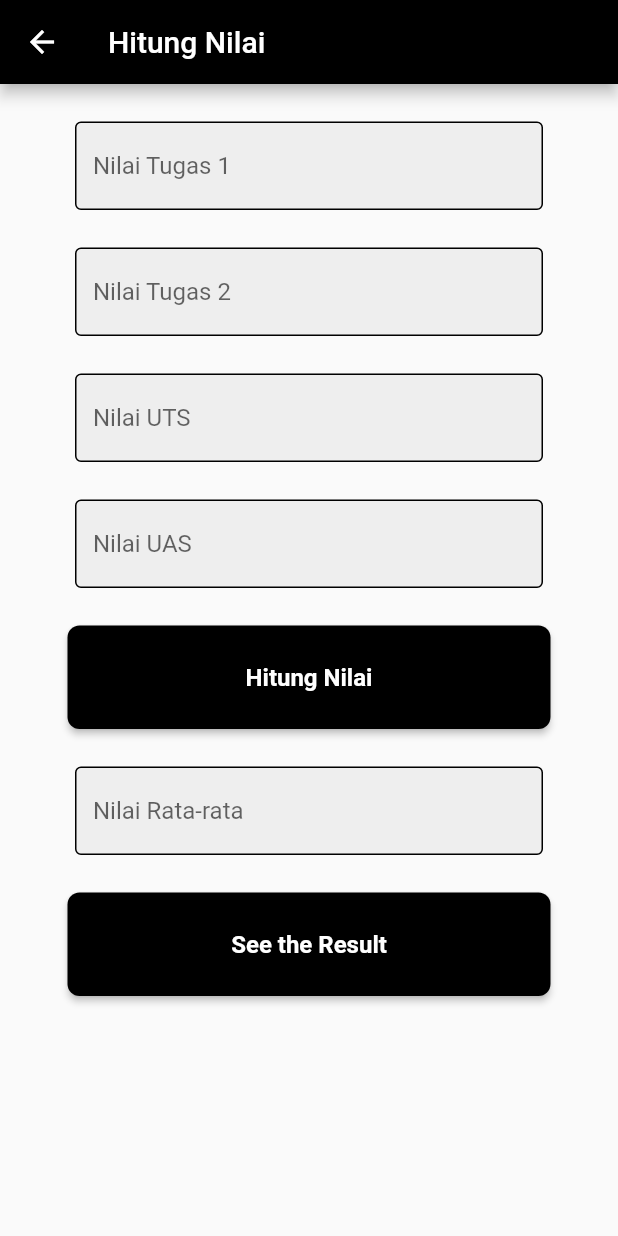
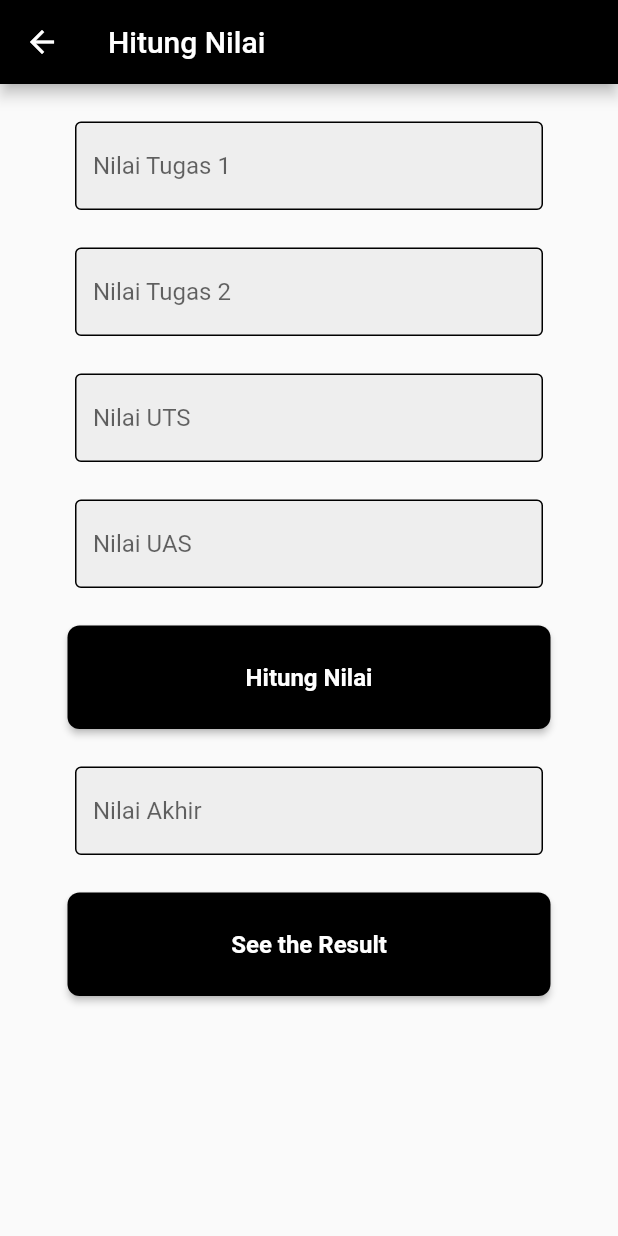
Before and after one commit to JustRizky02/Uts1_Mobile, a Flutter app: the Nilai screen opened directly, on a phone screen of 412 x 824 dp. Run offline on Flutter 3.47's test engine with Material 2 defaults, Android fonts, the phone set to English and light mode, and no system bars; our stand-ins replace curved_navigation_bar, page_transition.

Commit message:
nilai akhir

```diff
--- a/lib/page/nilai.dart
+++ b/lib/page/nilai.dart
@@ -144,7 +144,7 @@ class _NilaiState extends State<Nilai> {
               controller: controllerHasil,
               readOnly: true,
               decoration: InputDecoration(
-                hintText: 'Nilai Rata-rata',
+                hintText: 'Nilai Akhir',
                 enabledBorder: const OutlineInputBorder(
                   borderSide: BorderSide(color: Colors.black),
                 ),
@@ -164,25 +164,25 @@ class _NilaiState extends State<Nilai> {
                 double hasil2 = double.parse(controllerHasil.text);
                 if (hasil2 > 0 && hasil2 <= 39.99) {
                   print(controllerIndex.text =
-                      "Nilai rata-rata anda $hasil2. Ini Berarti Nilai Index Anda E");
+                      "Nilai akhir anda $hasil2. Ini Berarti Nilai Index Anda E");
                 } else if (hasil2 > 40 && hasil2 <= 49.99) {
                   print(controllerIndex.text =
-                      "Nilai rata-rata anda $hasil2. Ini Berarti Nilai Index Anda D");
+                      "Nilai akhir anda $hasil2. Ini Berarti Nilai Index Anda D");
                 } else if (hasil2 > 50 && hasil2 <= 59.99) {
                   print(controllerIndex.text =
-                      "Nilai rata-rata anda $hasil2. Ini Berarti Nilai Index Anda C");
+                      "Nilai akhir anda $hasil2. Ini Berarti Nilai Index Anda C");
                 } else if (hasil2 > 60 && hasil2 <= 64.99) {
                   print(controllerIndex.text =
-                      "Nilai rata-rata anda $hasil2. Ini Berarti Nilai Index Anda BC");
+                      "Nilai akhir anda $hasil2. Ini Berarti Nilai Index Anda BC");
                 } else if (hasil2 > 65 && hasil2 <= 72.99) {
                   print(controllerIndex.text =
-                      "Nilai rata-rata anda $hasil2. Ini Berarti Nilai Index Anda B");
+                      "Nilai akhir anda $hasil2. Ini Berarti Nilai Index Anda B");
                 } else if (hasil2 > 73 && hasil2 <= 78.99) {
                   print(controllerIndex.text =
-                      "Nilai rata-rata anda $hasil2. Ini Berarti Nilai Index Anda AB");
+                      "Nilai akhir anda $hasil2. Ini Berarti Nilai Index Anda AB");
                 } else if (hasil2 > 80 && hasil2 <= 100) {
                   print(controllerIndex.text =
-                      "Nilai rata-rata anda $hasil2. Ini Berarti Nilai Index Anda A");
+                      "Nilai akhir anda $hasil2. Ini Berarti Nilai Index Anda A");
                 }
                 setState(() {
                   _Text = controllerIndex.text;
```
